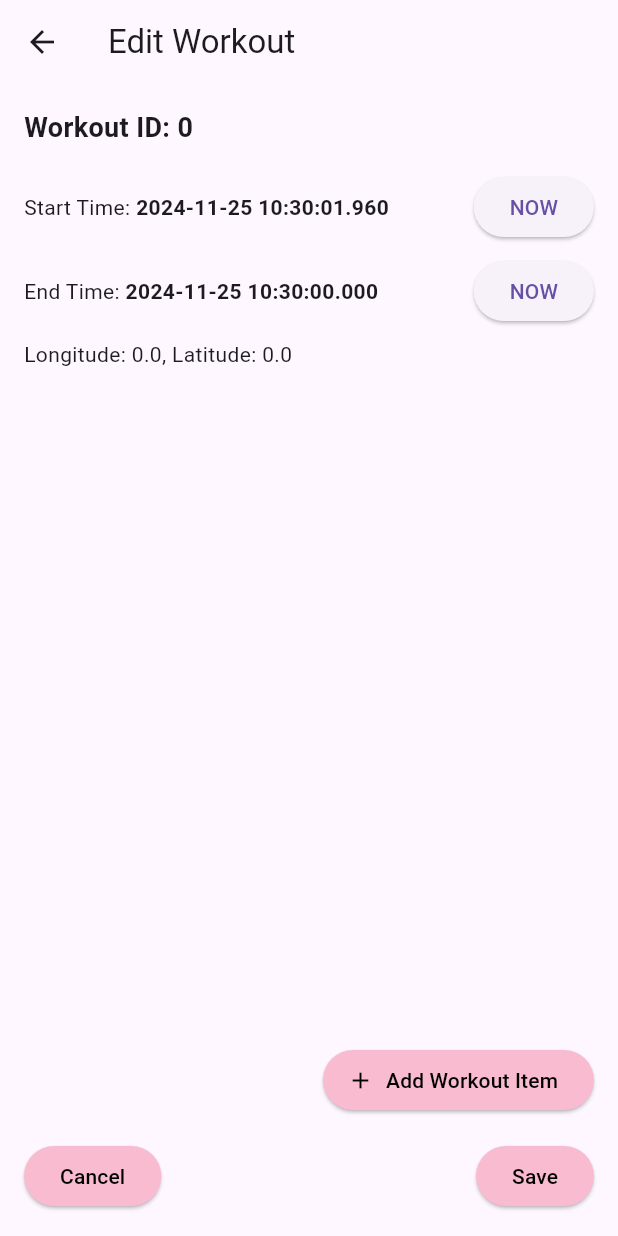
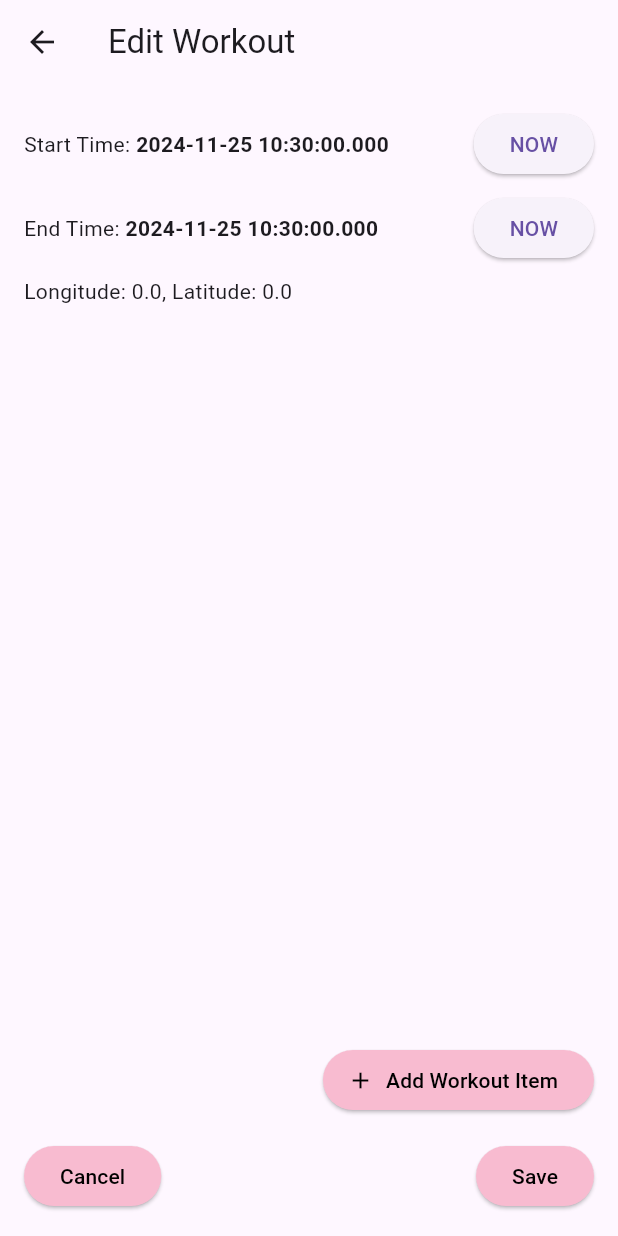
Before and after one commit to JeremyTubongbanua/sofe4640u-final, a Flutter app: the EditWorkoutPage screen opened directly with empty values, after a tap on "NOW", on a phone screen of 412 x 824 dp. Run offline on Flutter 3.47's test engine with Material 3 defaults, Android fonts, the phone set to English and light mode, and no system bars; our stand-ins replace geolocator, shared_preferences; accounts and stored records are empty.

Commit message:
feat: almost working

```diff
--- /dev/null
+++ b/track/lib/components/workout_info.dart
@@ -0,0 +1,65 @@
+import 'package:flutter/material.dart';
+import '../models/workout.dart';
+
+class WorkoutInfo extends StatelessWidget {
+  final Workout workout;
+
+  const WorkoutInfo({super.key, required this.workout});
+
+  @override
+  Widget build(BuildContext context) {
+    return Row(
+      crossAxisAlignment: CrossAxisAlignment.start,
+      children: [
+        Expanded(
+          child: Column(
+            crossAxisAlignment: CrossAxisAlignment.start,
+            children: [
+              Row(
+                children: [
+                  const Text('Start Time: '),
+                  Expanded(
+                    child: Text(
+                      '${workout.startTime}',
+                      style: const TextStyle(fontWeight: FontWeight.w600),
+                    ),
+                  ),
+                  ElevatedButton(
+                    onPressed: () {
+                      workout.startTime = DateTime.now();
+                    },
+                    child: const Text('NOW'),
+                  ),
+                ],
+              ),
+              const SizedBox(height: 8),
+              Row(
+                children: [
+                  const Text('End Time: '),
+                  Expanded(
+                    child: Text(
+                      workout.endTime != null
+                          ? '${workout.endTime}'
+                          : 'Not yet set',
+                      style: const TextStyle(fontWeight: FontWeight.w600),
+                    ),
+                  ),
+                  ElevatedButton(
+                    onPressed: () {
+                      workout.endTime = DateTime.now();
+                    },
+                    child: const Text('NOW'),
+                  ),
+                ],
+              ),
+              const SizedBox(height: 8),
+              Text(
+                'Longitude: ${workout.longitude}, Latitude: ${workout.latitude}',
+              ),
+            ],
+          ),
+        ),
+      ],
+    );
+  }
+}
--- a/track/lib/models/set.dart
+++ b/track/lib/models/set.dart
@@ -1,12 +1,12 @@
 class Set {
-  final int reps;
-  final double weight;
-  final DateTime timestamp;
+  int reps;
+  double weight;
+  DateTime? timestamp;
 
   Set({
-    required this.reps,
-    required this.weight,
-    required this.timestamp,
+    this.reps = 0,
+    this.weight = 0,
+    this.timestamp,
   });
 
   factory Set.fromJson(Map<String, dynamic> json) {
@@ -21,7 +21,7 @@ class Set {
     return {
       'reps': reps,
       'weight': weight,
-      'timestamp': timestamp.toIso8601String(),
+      'timestamp': timestamp?.toIso8601String(),
     };
   }
 }
--- a/track/lib/pages/edit_workout_page.dart
+++ b/track/lib/pages/edit_workout_page.dart
@@ -1,5 +1,6 @@
 import 'package:flutter/material.dart';
-import 'package:track/models/exercise.dart';
+import '../components/workout_info.dart';
+import '../components/workout_item_card.dart';
 import '../database/user_database.dart';
 import '../models/workout.dart';
 import '../models/workout_item.dart';
@@ -42,10 +43,8 @@ class _EditWorkoutPageState extends State<EditWorkoutPage> {
       exercise: (await _db.getExercises()).first,
       sets: [],
     );
-    final List<WorkoutItem> items = List.from(_workoutItems)..add(workoutItem);
     setState(() {
-      _workoutItems.clear();
-      _workoutItems.addAll(items);
+      _workoutItems.add(workoutItem);
     });
   }
 
@@ -64,6 +63,7 @@ class _EditWorkoutPageState extends State<EditWorkoutPage> {
     Navigator.pop(context);
   }
 
+
   @override
   Widget build(BuildContext context) {
     return Scaffold(
@@ -75,78 +75,25 @@ class _EditWorkoutPageState extends State<EditWorkoutPage> {
         child: Column(
           crossAxisAlignment: CrossAxisAlignment.start,
           children: [
-            Text(
-              'Workout ID: ${widget.workout.id}',
-              style: const TextStyle(fontSize: 18, fontWeight: FontWeight.bold),
-            ),
-            const SizedBox(height: 16),
-            workoutInfo(),
+            WorkoutInfo(workout: widget.workout),
             const SizedBox(height: 16),
             Expanded(
               child: ListView.builder(
                 itemCount: _workoutItems.length,
                 itemBuilder: (context, index) {
                   final item = _workoutItems[index];
-                  final exercises =
-                      _db.getExercises(); // Fetch the list of exercises
-
-                  return FutureBuilder<List<Exercise>>(
-                    future: exercises,
-                    builder: (context, snapshot) {
-                      if (snapshot.connectionState == ConnectionState.waiting) {
-                        return const Center(child: CircularProgressIndicator());
-                      }
-
-                      final exerciseList = snapshot.data ?? [];
-                      final dropdownItems = exerciseList
-                          .map((exercise) => DropdownMenuItem<Exercise>(
-                                value: exercise,
-                                child: Text(exercise.name),
-                              ))
-                          .toList();
-
-                      return Card(
-                        margin: const EdgeInsets.symmetric(vertical: 8),
-                        child: Padding(
-                          padding: const EdgeInsets.all(12.0),
-                          child: Column(
-                            crossAxisAlignment: CrossAxisAlignment.start,
-                            children: [
-                              const Text(
-                                'Workout Item',
-                                style: TextStyle(
-                                    fontWeight: FontWeight.bold, fontSize: 16),
-                              ),
-                              const SizedBox(height: 8),
-                              DropdownButton<Exercise>(
-                                isExpanded: true,
-                                value: exerciseList.contains(item.exercise)
-                                    ? item.exercise
-                                    : null,
-                                items: dropdownItems,
-                                onChanged: (selectedExercise) {
-                                  setState(() {
-                                    item.exercise = selectedExercise!;
-                                  });
-                                },
-                                hint: const Text('Select Exercise'),
-                              ),
-                              const SizedBox(height: 8),
-                              ElevatedButton.icon(
-                                onPressed: () {
-                                  ScaffoldMessenger.of(context).showSnackBar(
-                                    const SnackBar(
-                                        content: Text(
-                                            'Add Set functionality goes here')),
-                                  );
-                                },
-                                icon: const Icon(Icons.add),
-                                label: const Text('Add Set'),
-                              ),
-                            ],
-                          ),
-                        ),
-                      );
+                  return WorkoutItemCard(
+                    workoutItem: item,
+                    onAddSet: () {
+                      Set set = Set(reps: 0, weight: 0);
+                      setState(() {
+                        item.sets.add(set);
+                      });
+                    },
+                    onExerciseChange: (selectedExercise) {
+                      setState(() {
+                        item.exercise = selectedExercise!;
+                      });
                     },
                   );
                 },
@@ -155,9 +102,7 @@ class _EditWorkoutPageState extends State<EditWorkoutPage> {
             Align(
               alignment: Alignment.centerRight,
               child: ElevatedButton.icon(
-                onPressed: () {
-                  addNewWorkoutItem();
-                },
+                onPressed: addNewWorkoutItem,
                 icon: const Icon(Icons.add),
                 label: const Text('Add Workout Item'),
                 style: ElevatedButton.styleFrom(
@@ -193,64 +138,4 @@ class _EditWorkoutPageState extends State<EditWorkoutPage> {
       ),
     );
   }
-
-  Row workoutInfo() {
-    return Row(
-      crossAxisAlignment: CrossAxisAlignment.start,
-      children: [
-        Expanded(
-          child: Column(
-            crossAxisAlignment: CrossAxisAlignment.start,
-            children: [
-              Row(
-                children: [
-                  const Text('Start Time: '),
-                  Expanded(
-                    child: Text(
-                      '${widget.workout.startTime}',
-                      style: const TextStyle(fontWeight: FontWeight.w600),
-                    ),
-                  ),
-                  ElevatedButton(
-                    onPressed: () {
-                      setState(() {
-                        widget.workout.startTime = DateTime.now();
-                      });
-                    },
-                    child: const Text('NOW'),
-                  ),
-                ],
-              ),
-              const SizedBox(height: 8),
-              Row(
-                children: [
-                  const Text('End Time: '),
-                  Expanded(
-                    child: Text(
-                      widget.workout.endTime != null
-                          ? '${widget.workout.endTime}'
-                          : 'Not yet set',
-                      style: const TextStyle(fontWeight: FontWeight.w600),
-                    ),
-                  ),
-                  ElevatedButton(
-                    onPressed: () {
-                      setState(() {
-                        widget.workout.endTime = DateTime.now();
-                      });
-                    },
-                    child: const Text('NOW'),
-                  ),
-                ],
-              ),
-              const SizedBox(height: 8),
-              Text(
-                'Longitude: ${widget.workout.longitude}, Latitude: ${widget.workout.latitude}',
-              ),
-            ],
-          ),
-        ),
-      ],
-    );
-  }
 }
```
Also changed, not shown: track/lib/components/workout_item_card.dart (added, +166 -0 lines).
